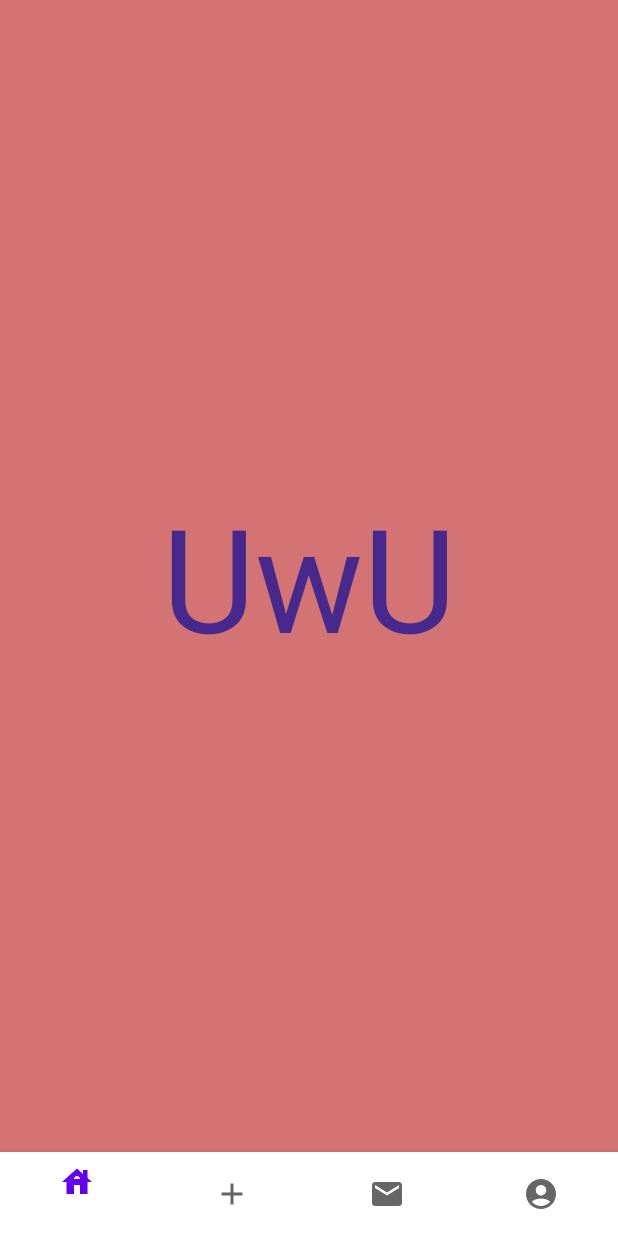
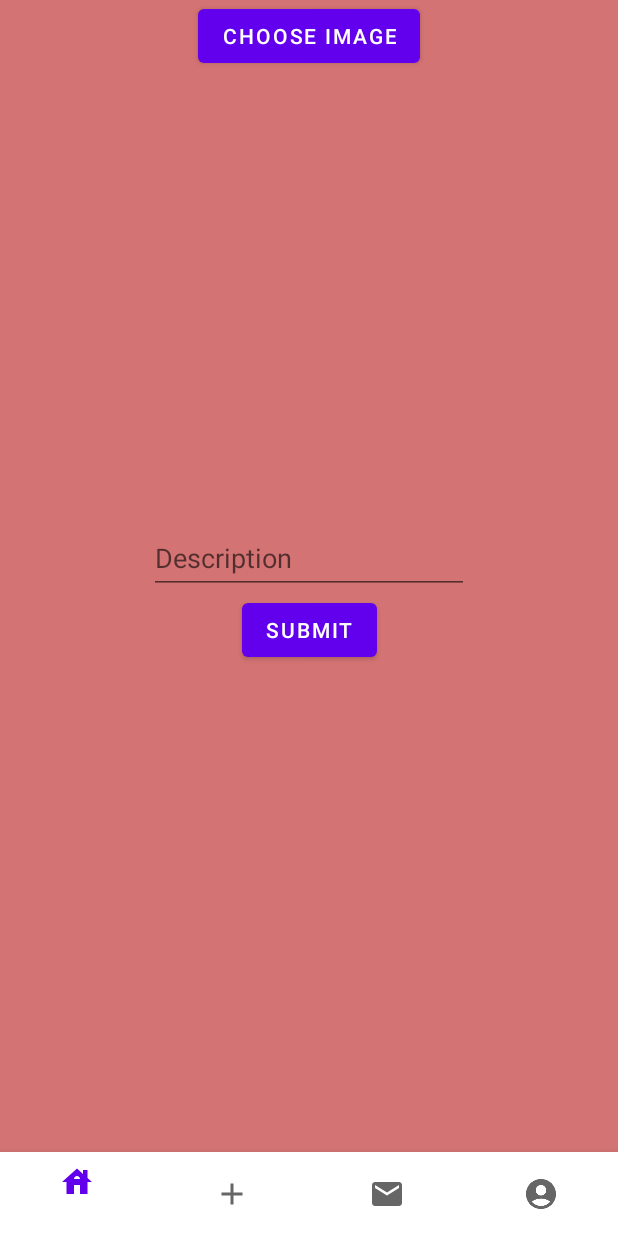
Before and after one commit to 44Lucia/Android, an Android app: the fragment AddFragment placed in its activity, on a phone screen of 412 x 824 dp. Run offline under Robolectric (Android 15) with nearby library versions, the phone set to English and light mode, and no system bars; our stand-ins replace Firebase (no records; nobody signed in at launch, a user with empty details on screens opened directly); libraries missing offline, so code that uses them is left out: io.grpc; pictures from the network do not load; 2 statements that could not run were skipped.

Commit message:
Post fragment

```diff
--- a/app/build.gradle
+++ b/app/build.gradle
@@ -41,6 +41,7 @@ dependencies {
     implementation 'androidx.appcompat:appcompat:1.5.1'
     implementation 'com.google.android.material:material:1.6.1'
     implementation 'androidx.constraintlayout:constraintlayout:2.1.4'
+    implementation 'com.google.firebase:firebase-storage:20.1.0'
     testImplementation 'junit:junit:4.13.2'
     androidTestImplementation 'androidx.test.ext:junit:1.1.3'
     androidTestImplementation 'androidx.test.espresso:espresso-core:3.4.0'
--- a/app/src/main/java/com/example/rolemanager/fragments/AddFragment.kt
+++ b/app/src/main/java/com/example/rolemanager/fragments/AddFragment.kt
@@ -1,15 +1,33 @@
 package com.example.rolemanager.fragments
 
+import android.app.Activity
+import android.content.Intent
+import android.net.Uri
 import android.os.Bundle
+import android.util.Log
 import android.view.LayoutInflater
 import android.view.View
 import android.view.ViewGroup
+import android.widget.Toast
 import androidx.fragment.app.Fragment
 import com.example.rolemanager.databinding.FragmentAddBinding
+import com.google.android.gms.tasks.Task
+import com.google.firebase.auth.FirebaseAuth
+import com.google.firebase.firestore.FirebaseFirestore
+import com.google.firebase.firestore.auth.User
+import com.google.firebase.storage.FirebaseStorage
+import com.google.firebase.storage.StorageReference
 
+
+private const val TAG = "CreateActivity"
+private const val PICK_PHOTO_CODE = 1234
 class AddFragment: Fragment() {
 
     private lateinit var binding: FragmentAddBinding
+    private lateinit var storageReference: StorageReference
+    private lateinit var firestoreDb: FirebaseFirestore
+    private var photoUri: Uri? = null
+    private var signedInUser: User? = null
 
     override fun onCreateView(
         inflater: LayoutInflater,
@@ -17,6 +35,90 @@ class AddFragment: Fragment() {
         savedInstanceState: Bundle?
     ): View? {
         binding = FragmentAddBinding.inflate(inflater)
+        firestoreDb = FirebaseFirestore.getInstance()
+
+        firestoreDb.collection("users").document(FirebaseAuth.getInstance().currentUser?.uid as String)
+            .get().addOnSuccessListener { userSnapshot ->
+                signedInUser = userSnapshot.toObject(User::class.java)
+                Log.i(TAG, "signed in user: $signedInUser")
+            }.addOnFailureListener{ exception ->
+                Log.i(TAG, "Failure getching signed in user", exception)
+            }
+
+        val mDefault = getActivity().getPackageManager();
+
+        binding.btnPickImage.setOnClickListener {
+            Log.i(TAG, "Open up image picker on device")
+            val imagePickerIntent = Intent(Intent.ACTION_GET_CONTENT)
+            imagePickerIntent.type = "image/*"
+            if (imagePickerIntent.resolveActivity(mDefault) != null){
+                activity.startActivityForResult(imagePickerIntent, PICK_PHOTO_CODE)
+            }
+
+            binding.btnSubmit.setOnClickListener {
+                handleSubmitButtonClick()
+            }
+        }
+
+        storageReference = FirebaseStorage.getInstance().reference
+
+
         return binding.root
     }
+
+    override fun onActivityResult(requestCode: Int, resultCode: Int, data: Intent?) {
+        super.onActivityResult(requestCode, resultCode, data)
+        if (requestCode == PICK_PHOTO_CODE){
+            if (resultCode == Activity.RESULT_OK){
+                photoUri = data?.data
+                Log.i(TAG, "photoUri $photoUri")
+                binding.imageView.setImageURI(photoUri)
+            }else{
+                Toast.makeText(this.context, "Image picker action canceled", Toast.LENGTH_SHORT).show()
+            }
+        }
+    }
+
+    private fun handleSubmitButtonClick() {
+        if (photoUri == null){
+            Toast.makeText(this.context, "No photo selected", Toast.LENGTH_SHORT).show()
+            return
+        }
+        if (binding.etDescription.text.isBlank()){
+            Toast.makeText(this.context, "Description cannot be empty", Toast.LENGTH_SHORT).show()
+            return
+        }
+        if (signedInUser == null){
+            Toast.makeText(this.context, "No signed in user, please wait", Toast.LENGTH_SHORT).show()
+            return
+        }
+
+        binding.btnSubmit.isEnabled = false
+        val photoUploadUri = photoUri as Uri
+        val photoReference = storageReference.child("images/${System.currentTimeMillis()}-photo.jpg")
+
+        // Upload photo to Firebase Storage
+        photoReference.putFile(photoUploadUri).continueWithTask { photoUploadTask ->
+            Log.i(TAG, "uploaded bytes: ${photoUploadTask.result?.bytesTransferred}")
+            // Retrieve image url of the uploaded image
+            photoReference.downloadUrl
+        }.continueWithTask{ downloadUrlTask ->
+            // Create a post object with the image URL and add that to the posts collection
+            val post = Post(
+                binding.etDescription.text.toString(),
+                downloadUrlTask.result.toString(),
+                System.currentTimeMillis(),
+                signedInUser)
+            firestoreDb.collection("posts").add(post)
+        }.addOnCompleteListener{ postCreationTask ->
+            binding.btnSubmit.isEnabled = true
+            if (!postCreationTask.isSuccessful){
+                Log.e(TAG, "Exception during Firebase operations", postCreationTask.exception)
+                Toast.makeText(this.context, "Failed to save post", Toast.LENGTH_SHORT).show()
+            }
+            binding.etDescription.text.clear()
+            binding.imageView.setImageResource(0)
+            Toast.makeText(this.context, "Succes", Toast.LENGTH_SHORT).show()
+        }
+    }
 }
--- a/app/src/main/res/layout/fragment_add.xml
+++ b/app/src/main/res/layout/fragment_add.xml
@@ -1,20 +1,49 @@
 <?xml version="1.0" encoding="utf-8"?>
 <androidx.constraintlayout.widget.ConstraintLayout xmlns:android="http://schemas.android.com/apk/res/android"
     xmlns:app="http://schemas.android.com/apk/res-auto"
+    xmlns:tools="http://schemas.android.com/tools"
     android:layout_width="match_parent"
     android:layout_height="match_parent"
     android:background="#D37373">
 
-    <TextView
-        android:id="@+id/textView4"
+    <Button
+        android:id="@+id/btnPickImage"
         android:layout_width="wrap_content"
         android:layout_height="wrap_content"
-        android:text="UwU"
-        android:textColor="#47298E"
-        android:textColorHint="#000000"
-        android:textSize="96sp"
-        app:layout_constraintBottom_toBottomOf="parent"
+        android:layout_gravity="center_horizontal"
+        android:text="Choose Image"
         app:layout_constraintEnd_toEndOf="parent"
         app:layout_constraintStart_toStartOf="parent"
         app:layout_constraintTop_toTopOf="parent" />
+
+    <ImageView
+        android:id="@+id/imageView"
+        android:layout_width="match_parent"
+        android:layout_height="300dp"
+        android:scaleType="centerCrop"
+        app:layout_constraintEnd_toEndOf="parent"
+        app:layout_constraintStart_toStartOf="parent"
+        app:layout_constraintTop_toBottomOf="@+id/btnPickImage"
+        tools:srcCompat="@tools:sample/avatars" />
+
+    <EditText
+        android:id="@+id/etDescription"
+        android:layout_width="wrap_content"
+        android:layout_height="wrap_content"
+        android:ems="10"
+        android:hint="Description"
+        android:inputType="textPersonName"
+        android:minHeight="48dp"
+        app:layout_constraintEnd_toEndOf="parent"
+        app:layout_constraintStart_toStartOf="parent"
+        app:layout_constraintTop_toBottomOf="@+id/imageView" />
+
+    <Button
+        android:id="@+id/btnSubmit"
+        android:layout_width="wrap_content"
+        android:layout_height="wrap_content"
+        android:text="submit"
+        app:layout_constraintEnd_toEndOf="parent"
+        app:layout_constraintStart_toStartOf="parent"
+        app:layout_constraintTop_toBottomOf="@+id/etDescription" />
 </androidx.constraintlayout.widget.ConstraintLayout>
--- a/app/src/main/res/values/strings.xml
+++ b/app/src/main/res/values/strings.xml
@@ -1,5 +1,5 @@
 <resources>
-    <string name="app_name">roleManager</string>
+    <string name="app_name">BeMyHands</string>
     <string name="login_user_hint">User</string>
     <string name="login_password_hint">Password</string>
     <string name="login_email_hint">Email</string>
```
Also changed, not shown: app/src/main/AndroidManifest.xml (+7 -6 lines), 1 other file.
